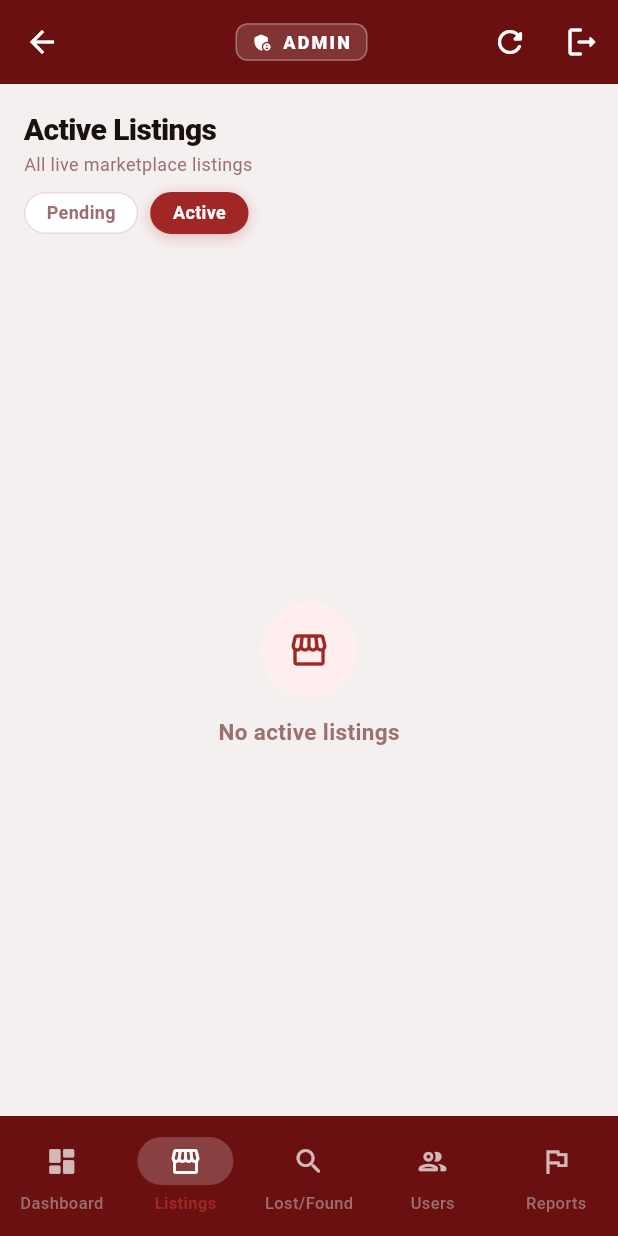
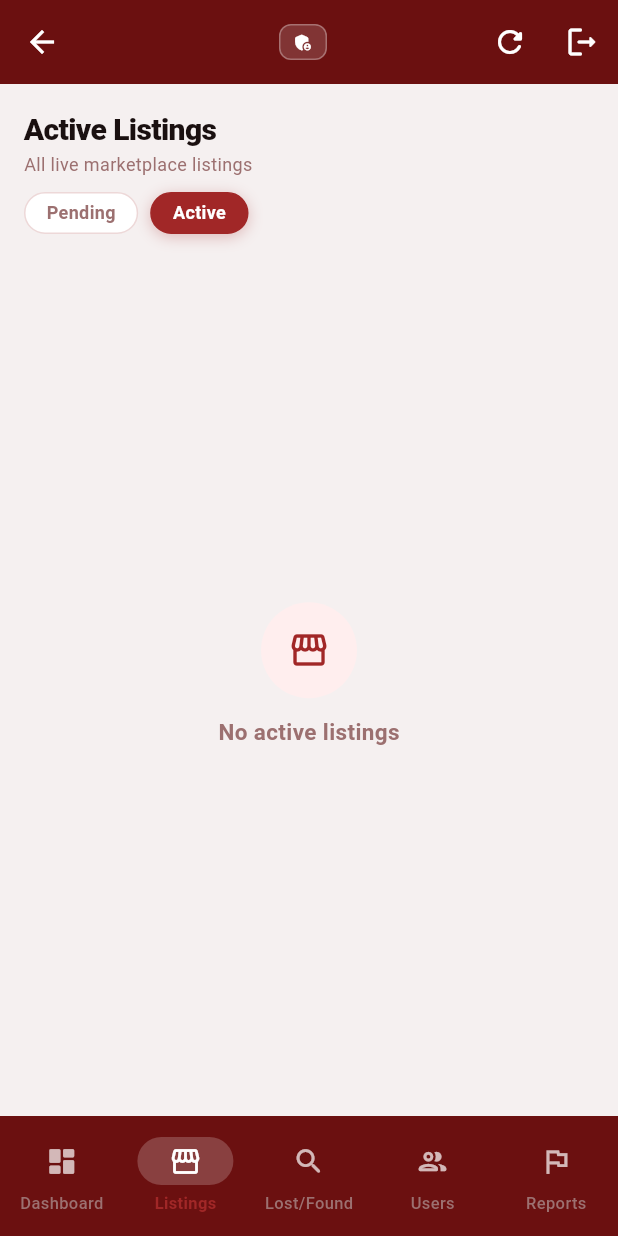
Before and after one commit to Krishita22/UniFind, a Flutter app: the AdminApp screen opened directly with empty values, after a tap on an icon or button, on a phone screen of 412 x 824 dp. Run offline on Flutter 3.47's test engine with Material 3 defaults, Android fonts, the phone set to English and light mode, and no system bars; our stand-ins replace audioplayers, image_picker, shared_preferences; accounts and stored records are empty; network calls fail; Roboto replaces fonts that are missing (Georgia).

Commit message:
Mobile responsive: admin panels, reports, landing nav, SafeArea fix
- Admin dashboard: 2x2 stat grid on mobile, stacked sections
- Admin L&F: Lost/Found toggle on mobile, side-by-side on desktop
- Admin Reports: full-width list on mobile, tap opens detail popup
- Admin Users: compact header on mobile
- Admin AppBar: flexible username, responsive ADMIN badge
- Landing nav: hamburger menu on mobile, SafeArea for status bar
- Fix all ListView scroll issues (primary: false)
- Fix report badges overflow (Row → Wrap)
- Hide Claim button from item poster

```diff
--- a/unifind_flutter/lib/src/admin.dart
+++ b/unifind_flutter/lib/src/admin.dart
@@ -548,23 +548,28 @@ class _AdminAppState extends State<AdminApp> {
       backgroundColor: const Color(0xFFF5F0F0),
       appBar: AppBar(
         backgroundColor: cNavBgDark, foregroundColor: Colors.white, elevation: 0, centerTitle: true,
-        title: Row(mainAxisSize: MainAxisSize.min, children: [
+        title: LayoutBuilder(builder: (ctx, c) {
+          final compact = c.maxWidth < 280;
+          return Row(mainAxisSize: MainAxisSize.min, children: [
             Container(
-            padding: const EdgeInsets.symmetric(horizontal: 10, vertical: 4),
+              padding: const EdgeInsets.symmetric(horizontal: 8, vertical: 4),
               decoration: BoxDecoration(
                 color: Colors.white.withValues(alpha: 0.15),
                 borderRadius: BorderRadius.circular(8),
                 border: Border.all(color: Colors.white.withValues(alpha: 0.3)),
               ),
-            child: const Row(mainAxisSize: MainAxisSize.min, children: [
-              Icon(Icons.admin_panel_settings_rounded, size: 14, color: Colors.white),
-              SizedBox(width: 6),
-              Text('ADMIN', style: TextStyle(fontSize: 12, fontWeight: FontWeight.w900, letterSpacing: 1.5, color: Colors.white)),
-            ]),
-          ),
-          const SizedBox(width: 10),
-          Text(widget.adminUsername, style: const TextStyle(fontSize: 14, color: Colors.white70)),
-        ]),
+              child: Row(mainAxisSize: MainAxisSize.min, children: [
+                const Icon(Icons.admin_panel_settings_rounded, size: 14, color: Colors.white),
+                if (!compact) ...[
+                  const SizedBox(width: 6),
+                  const Text('ADMIN', style: TextStyle(fontSize: 12, fontWeight: FontWeight.w900, letterSpacing: 1.5, color: Colors.white)),
+                ],
+              ]),
+            ),
+            const SizedBox(width: 8),
+            Flexible(child: Text(widget.adminUsername, style: const TextStyle(fontSize: 14, color: Colors.white70), overflow: TextOverflow.ellipsis)),
+          ]);
+        }),
         actions: [
           IconButton(tooltip: 'Refresh', icon: const Icon(Icons.refresh_rounded), onPressed: _loadAll),
           IconButton(tooltip: 'Log out', icon: const Icon(Icons.logout_rounded), onPressed: widget.onLogout),
@@ -1120,6 +1125,7 @@ class _AdminListingsPanelState extends State<_AdminListingsPanel> {
         child: items.isEmpty
             ? _AdminEmptyState(message: _showActive ? 'No active listings' : 'No pending listings', icon: _showActive ? Icons.storefront_outlined : Icons.check_circle_outline_rounded)
             : ListView.builder(
+                primary: false,
                 padding: const EdgeInsets.all(12),
                 itemCount: items.length,
                 itemBuilder: (_, i) => _PendingListingTile(listing: items[i], onTap: () => _openReview(items[i])),
@@ -1661,6 +1667,7 @@ class _AdminLostFoundPanelState extends State<_AdminLostFoundPanel> {
           child: widget.matchedPairs.isEmpty
               ? const _AdminEmptyState(message: 'No matched pairs yet', icon: Icons.link_off_rounded)
               : ListView.builder(
+                  primary: false,
                   padding: const EdgeInsets.all(12),
                   itemCount: widget.matchedPairs.length,
                   itemBuilder: (_, i) {
@@ -1998,24 +2005,28 @@ class _AdminUsersPanelState extends State<_AdminUsersPanel> {
   @override
   Widget build(BuildContext context) {
     final users = _filtered;
+    final isMobile = MediaQuery.of(context).size.width < 600;
     return Column(children: [
-      Padding(padding: const EdgeInsets.fromLTRB(16, 16, 16, 0), child: Column(crossAxisAlignment: CrossAxisAlignment.start, children: [
-        const Text('User Management', style: TextStyle(fontSize: 20, fontWeight: FontWeight.w900, color: cText, letterSpacing: -0.4)),
-        const Text('View, warn, ban, or delete users', style: TextStyle(fontSize: 12, color: cMuted)),
-        const SizedBox(height: 10),
+      Padding(padding: const EdgeInsets.fromLTRB(16, 12, 16, 0), child: Column(crossAxisAlignment: CrossAxisAlignment.start, children: [
+        Text('User Management', style: TextStyle(fontSize: isMobile ? 18 : 20, fontWeight: FontWeight.w900, color: cText, letterSpacing: -0.4)),
+        if (!isMobile) const Text('View, warn, ban, or delete users', style: TextStyle(fontSize: 12, color: cMuted)),
+        const SizedBox(height: 8),
         _SearchField(hint: 'Search users...', onChanged: (v) => setState(() => _q = v)),
       ])),
       Padding(
         padding: const EdgeInsets.symmetric(horizontal: 16, vertical: 8),
+        child: SizedBox(
+          width: double.infinity,
           child: SingleChildScrollView(scrollDirection: Axis.horizontal, child: Row(children: [
             for (final f in ['All', 'Student', 'Faculty', 'Warned', 'Banned'])
-            Padding(padding: const EdgeInsets.only(right: 8), child: _Chip(label: f, selected: _roleFilter == f, onTap: () => setState(() => _roleFilter = f))),
+              Padding(padding: const EdgeInsets.only(right: 6), child: _Chip(label: f, selected: _roleFilter == f, onTap: () => setState(() => _roleFilter = f))),
           ])),
+        ),
       ),
       Expanded(
         child: users.isEmpty
             ? _AdminEmptyState(message: 'No users found', icon: Icons.people_outline_rounded)
-            : ListView.builder(padding: const EdgeInsets.all(12), itemCount: users.length, itemBuilder: (_, i) {
+            : ListView.builder(primary: false, padding: const EdgeInsets.all(12), itemCount: users.length, itemBuilder: (_, i) {
                 final u = users[i];
                 return InkWell(
                   onTap: () => _openDetail(u), borderRadius: BorderRadius.circular(14),
@@ -2173,120 +2184,138 @@ class _AdminReportsPanelState extends State<_AdminReportsPanel> {
     }
   }
 
-  @override
-  Widget build(BuildContext context) {
-    final reports = _filtered;
-    final selected = _selected;
-
-    return Column(children: [
-      // ── Header ──
-      Padding(
-        padding: const EdgeInsets.fromLTRB(16, 16, 16, 10),
-        child: Row(children: [
-          Expanded(child: Column(crossAxisAlignment: CrossAxisAlignment.start, children: [
-            const Text('Reports & Flags', style: TextStyle(fontSize: 20, fontWeight: FontWeight.w900, color: cText, letterSpacing: -0.4)),
-            const Text('User-submitted reports for review', style: TextStyle(fontSize: 12, color: cMuted)),
+  void _openDetailPopup(AdminReport r) {
+    setState(() { _selected = r; _error = null; });
+    showGeneralDialog(
+      context: context, barrierDismissible: true, barrierLabel: 'Report',
+      barrierColor: Colors.black.withValues(alpha: 0.45), transitionDuration: kMid,
+      pageBuilder: (_, __, ___) => const SizedBox.shrink(),
+      transitionBuilder: (ctx, anim, __, ___) => Opacity(
+        opacity: CurvedAnimation(parent: anim, curve: Curves.easeOut).value,
+        child: Center(
+          child: ConstrainedBox(constraints: const BoxConstraints(maxWidth: 480, maxHeight: 600),
+            child: Container(
+              margin: const EdgeInsets.all(16),
+              clipBehavior: Clip.antiAlias,
+              decoration: BoxDecoration(color: Colors.white, borderRadius: BorderRadius.circular(20), border: Border.all(color: cBorder)),
+              child: Material(color: Colors.transparent, child: Column(mainAxisSize: MainAxisSize.min, children: [
+                Align(alignment: Alignment.topRight, child: IconButton(icon: const Icon(Icons.close), onPressed: () => Navigator.pop(ctx))),
+                Expanded(child: _ReportDetailPane(
+                  key: ValueKey(r.id),
+                  report: r,
+                  listingDetails: _findListing(r.targetId, r.targetType == 'lostfound'),
+                  targetUser: _findUser(r),
+                  loading: _loading,
+                  error: _error,
+                  onAction: (action) async {
+                    await _doAction(action);
+                    if (ctx.mounted) Navigator.pop(ctx);
+                  },
+                )),
               ])),
-          _Chip(
-            label: 'Open (${widget.reports.where((r) => !r.isResolved).length})',
-            selected: !_showResolved,
-            onTap: () => setState(() { _showResolved = false; _selected = null; }),
-          ),
-          const SizedBox(width: 8),
-          _Chip(
-            label: 'Resolved (${widget.reports.where((r) => r.isResolved).length})',
-            selected: _showResolved,
-            onTap: () => setState(() { _showResolved = true; _selected = null; }),
-          ),
-        ]),
-      ),
-
-      // ── Two-column body ──
-      Expanded(
-        child: Row(crossAxisAlignment: CrossAxisAlignment.start, children: [
-
-          // ── Left: report list ──
-          SizedBox(
-            width: 300,
-            child: reports.isEmpty
-                ? _AdminEmptyState(
-                    message: _showResolved ? 'No resolved reports' : 'No open reports',
-                    icon: Icons.flag_outlined,
-                  )
-                : ListView.builder(
-                    padding: const EdgeInsets.fromLTRB(12, 0, 6, 12),
-                    itemCount: reports.length,
-                    itemBuilder: (_, i) {
-                      final r = reports[i];
-                      final isSelected = selected?.id == r.id;
+            ),
+          ),
+        ),
+      ),
+    );
+  }
+
+  Widget _reportCard(AdminReport r, {bool isSelected = false}) {
     final typeColor = {
       'listing': cRed,
       'user': const Color(0xFF2980B9),
       'lostfound': const Color(0xFF27AE60),
     }[r.targetType] ?? cMuted;
-                      return GestureDetector(
-                        onTap: () => setState(() { _selected = r; _error = null; }),
-                        child: AnimatedContainer(
+    return AnimatedContainer(
       duration: const Duration(milliseconds: 120),
       margin: const EdgeInsets.only(bottom: 8),
       padding: const EdgeInsets.all(12),
       decoration: BoxDecoration(
         color: isSelected ? cRed.withValues(alpha: 0.04) : Colors.white,
         borderRadius: BorderRadius.circular(12),
-                            border: Border.all(
-                              color: isSelected ? cRed.withValues(alpha: 0.4) : cBorder,
-                              width: isSelected ? 1.5 : 1,
-                            ),
+        border: Border.all(color: isSelected ? cRed.withValues(alpha: 0.4) : cBorder, width: isSelected ? 1.5 : 1),
       ),
       child: Row(children: [
         Expanded(child: Column(crossAxisAlignment: CrossAxisAlignment.start, children: [
           Row(children: [
             Container(
               padding: const EdgeInsets.symmetric(horizontal: 6, vertical: 2),
-                                  decoration: BoxDecoration(
-                                    color: typeColor.withValues(alpha: 0.1),
-                                    borderRadius: BorderRadius.circular(6),
-                                  ),
-                                  child: Text(r.targetType.toUpperCase(),
-                                    style: TextStyle(fontSize: 8, fontWeight: FontWeight.w900, color: typeColor, letterSpacing: 0.5)),
+              decoration: BoxDecoration(color: typeColor.withValues(alpha: 0.1), borderRadius: BorderRadius.circular(6)),
+              child: Text(r.targetType.toUpperCase(), style: TextStyle(fontSize: 8, fontWeight: FontWeight.w900, color: typeColor, letterSpacing: 0.5)),
             ),
             const SizedBox(width: 5),
-                                Expanded(child: Text(r.reason.label,
-                                  style: const TextStyle(fontSize: 9, fontWeight: FontWeight.w700, color: cMuted),
-                                  maxLines: 1, overflow: TextOverflow.ellipsis)),
+            Expanded(child: Text(r.reason.label, style: const TextStyle(fontSize: 9, fontWeight: FontWeight.w700, color: cMuted), maxLines: 1, overflow: TextOverflow.ellipsis)),
           ]),
           const SizedBox(height: 4),
-                              Text(r.targetTitle,
-                                style: TextStyle(fontSize: 13, fontWeight: FontWeight.w700, color: isSelected ? cRed : cText),
-                                maxLines: 1, overflow: TextOverflow.ellipsis),
+          Text(r.targetTitle, style: TextStyle(fontSize: 13, fontWeight: FontWeight.w700, color: isSelected ? cRed : cText), maxLines: 1, overflow: TextOverflow.ellipsis),
           const SizedBox(height: 2),
           Text(formatDate(r.reportedAt), style: const TextStyle(fontSize: 10, color: cMuted)),
         ])),
-                            if (!r.isResolved)
-                              Container(
-                                width: 6, height: 6,
-                                margin: const EdgeInsets.only(left: 8),
-                                decoration: const BoxDecoration(color: cRed, shape: BoxShape.circle),
-                              ),
-                          ]),
-                        ),
-                      );
-                    },
-                  ),
-          ),
-
-          // ── Divider ──
+        if (!r.isResolved) Container(width: 6, height: 6, margin: const EdgeInsets.only(left: 8), decoration: const BoxDecoration(color: cRed, shape: BoxShape.circle)),
+      ]),
+    );
+  }
+
+  @override
+  Widget build(BuildContext context) {
+    final reports = _filtered;
+    final selected = _selected;
+    final isMobile = MediaQuery.of(context).size.width < 600;
+
+    return Column(children: [
+      // ── Header ──
+      Padding(
+        padding: const EdgeInsets.fromLTRB(16, 12, 16, 0),
+        child: Column(crossAxisAlignment: CrossAxisAlignment.start, children: [
+          Text('Reports & Flags', style: TextStyle(fontSize: isMobile ? 18 : 20, fontWeight: FontWeight.w900, color: cText, letterSpacing: -0.4)),
+          if (!isMobile) const Text('User-submitted reports for review', style: TextStyle(fontSize: 12, color: cMuted)),
+        ]),
+      ),
+      Padding(
+        padding: const EdgeInsets.fromLTRB(16, 8, 16, 8),
+        child: Row(children: [
+          _Chip(label: 'Open (${widget.reports.where((r) => !r.isResolved).length})', selected: !_showResolved, onTap: () => setState(() { _showResolved = false; _selected = null; })),
+          const SizedBox(width: 8),
+          _Chip(label: 'Resolved (${widget.reports.where((r) => r.isResolved).length})', selected: _showResolved, onTap: () => setState(() { _showResolved = true; _selected = null; })),
+        ]),
+      ),
+
+      // ── Body ──
+      Expanded(
+        child: isMobile
+            // MOBILE: full-width list, tap opens detail popup
+            ? reports.isEmpty
+                ? _AdminEmptyState(message: _showResolved ? 'No resolved reports' : 'No open reports', icon: Icons.flag_outlined)
+                : ListView.builder(
+                    primary: false,
+                    padding: const EdgeInsets.fromLTRB(12, 0, 12, 12),
+                    itemCount: reports.length,
+                    itemBuilder: (_, i) => GestureDetector(
+                      onTap: () => _openDetailPopup(reports[i]),
+                      child: _reportCard(reports[i]),
+                    ),
+                  )
+            // DESKTOP: two-column layout
+            : Row(crossAxisAlignment: CrossAxisAlignment.start, children: [
+                SizedBox(
+                  width: 300,
+                  child: reports.isEmpty
+                      ? _AdminEmptyState(message: _showResolved ? 'No resolved reports' : 'No open reports', icon: Icons.flag_outlined)
+                      : ListView.builder(
+                          primary: false,
+                          padding: const EdgeInsets.fromLTRB(12, 0, 6, 12),
+                          itemCount: reports.length,
+                          itemBuilder: (_, i) => GestureDetector(
+                            onTap: () => setState(() { _selected = reports[i]; _error = null; }),
+                            child: _reportCard(reports[i], isSelected: selected?.id == reports[i].id),
+                          ),
+                        ),
+                ),
                 Container(width: 1, color: cBorder),
-
-          // ── Right: detail panel ──
                 Expanded(
                   child: selected == null
                       ? Center(child: Column(mainAxisSize: MainAxisSize.min, children: [
-                    Container(
-                      width: 56, height: 56,
-                      decoration: const BoxDecoration(color: cRedLight, shape: BoxShape.circle),
-                      child: const Icon(Icons.flag_outlined, color: cRed, size: 24),
-                    ),
+                          Container(width: 56, height: 56, decoration: const BoxDecoration(color: cRedLight, shape: BoxShape.circle), child: const Icon(Icons.flag_outlined, color: cRed, size: 24)),
                           const SizedBox(height: 12),
                           const Text('Select a report', style: TextStyle(fontSize: 15, fontWeight: FontWeight.w700, color: cMuted)),
                           const SizedBox(height: 4),
@@ -2350,24 +2379,21 @@ class _ReportDetailPane extends StatelessWidget {
             border: Border.all(color: cBorder),
           ),
           child: Column(crossAxisAlignment: CrossAxisAlignment.start, children: [
-            Row(children: [
+            Wrap(spacing: 6, runSpacing: 4, children: [
               Container(
                 padding: const EdgeInsets.symmetric(horizontal: 8, vertical: 3),
                 decoration: BoxDecoration(color: typeColor.withValues(alpha: 0.1), borderRadius: BorderRadius.circular(6)),
                 child: Text(report.targetType.toUpperCase(),
                   style: TextStyle(fontSize: 9, fontWeight: FontWeight.w900, color: typeColor)),
               ),
-              const SizedBox(width: 6),
               Container(
                 padding: const EdgeInsets.symmetric(horizontal: 8, vertical: 3),
                 decoration: BoxDecoration(color: const Color(0xFF8E44AD).withValues(alpha: 0.1), borderRadius: BorderRadius.circular(6)),
                 child: Text(report.reason.label,
                   style: const TextStyle(fontSize: 9, fontWeight: FontWeight.w900, color: Color(0xFF8E44AD))),
               ),
-              if (report.isResolved) ...[
-                const SizedBox(width: 6),
+              if (report.isResolved)
                 const _AdminBadge(label: 'RESOLVED', color: Color(0xFF27AE60)),
-              ],
             ]),
             const SizedBox(height: 8),
             Text(report.targetTitle, style: const TextStyle(fontSize: 15, fontWeight: FontWeight.w800, color: cText)),
```
Also changed, not shown: unifind_flutter/lib/src/landing_page.dart (+17 -23 lines). Lines whose indentation alone changed are shown as unchanged.
